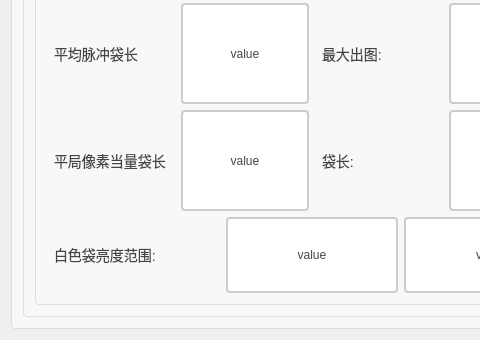
Old version of the form Project/SmartCroppingOfBags/ui/DlgProductSet.ui in the repository WIND-ROAD-RUN/RW_UL; both pictures show x 0 to 480 and y 514 to 854 of the 1183 by 854 pixel window.
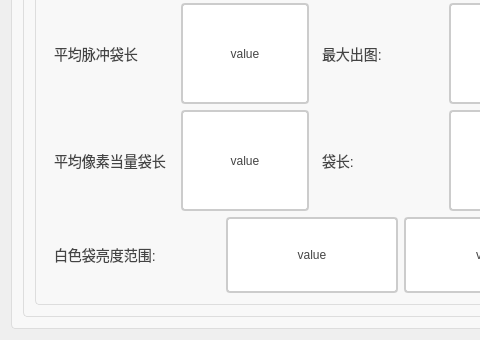
New version of the form. Icons and pictures are not drawn.

What changed in the file:
```diff
--- a/Project/SmartCroppingOfBags/ui/DlgProductSet.ui
+++ b/Project/SmartCroppingOfBags/ui/DlgProductSet.ui
@@ -1351,7 +1351,7 @@
 }</string>
                      </property>
                      <property name="text">
-                      <string>平局像素当量袋长</string>
+                      <string>平均像素当量袋长</string>
                      </property>
                     </widget>
                    </item>
```
Left out of the diff: 4 changed lines with no effect on the pictures.
